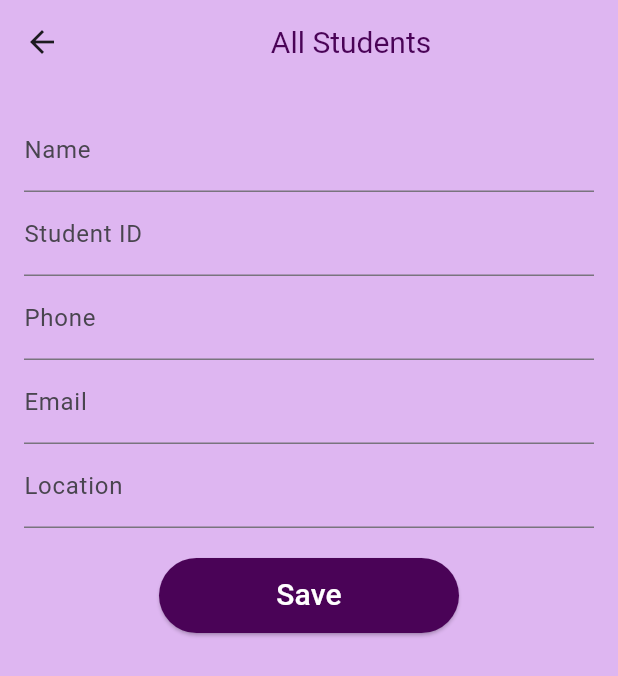
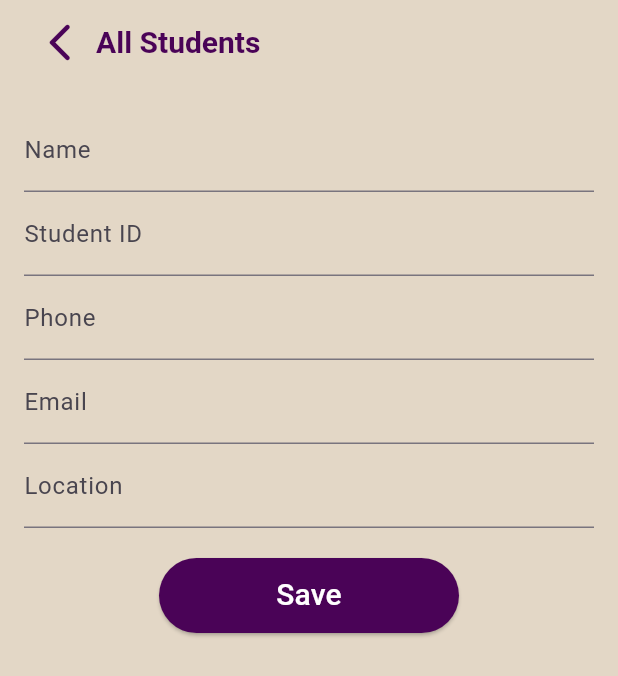
Before and after one commit to Fairooz14/Student_Information_-CRUD-, a Flutter app: the screen it shows after launch, after a tap on "Add Students", on a phone screen of 412 x 824 dp. Shown: the top 676 px of the screen. Run offline on Flutter 3.47's test engine with Material 3 defaults, Android fonts, the phone set to English and light mode, and no system bars; our stand-ins replace sqflite; accounts and stored records are empty.

Commit message:
UI improved and Databse fixed

```diff
--- a/lib/models/student.dart
+++ b/lib/models/student.dart
@@ -1,34 +1,34 @@
 class Student {
   int? id;
-  String name;
-  String studentId;
-  String phone;
-  String email;
-  String location;
+  String? studentId;
+  String? name;
+  String? phone;
+  String? email;
+  String? location;
 
-  Student({this.id, required this.name, required this.studentId, required this.phone, required this.email, required this.location});
+  Student({this.id, this.studentId, this.name, this.phone, this.email, this.location});
 
-  // Convert Student object to Map for database storage
+  // Convert a Student object into a Map object
   Map<String, dynamic> toMap() {
     return {
       'id': id,
-      'name': name,
-      'StudentId': studentId,
-      'phone': phone,
-      'email': email,
-      'location': location,
+      'studentId': studentId ?? '', // Provide default empty strings for null values
+      'name': name ?? '',
+      'phone': phone ?? '',
+      'email': email ?? '',
+      'location': location ?? '',
     };
   }
 
-  // Convert Map to Student object
+  // Extract a Student object from a Map object
   factory Student.fromMap(Map<String, dynamic> map) {
     return Student(
-      id: map['id'],
-      name: map['name'],
-      studentId: map['studentId'],
-      phone: map['phone'],
-      email: map['email'],
-      location: map['location'],
+      id: map['id'] as int?,
+      studentId: map['studentId'] as String?,
+      name: map['name'] as String?,
+      phone: map['phone'] as String?,
+      email: map['email'] as String?,
+      location: map['location'] as String?,
     );
   }
 }
--- a/lib/pages/add_student_page.dart
+++ b/lib/pages/add_student_page.dart
@@ -2,7 +2,12 @@ import 'package:flutter/material.dart';
 import 'package:student_info_crud/db_helper/database_helper.dart';
 import '../models/student.dart';
 
-class AddStudentPage extends StatelessWidget {
+class AddStudentPage extends StatefulWidget {
+  @override
+  _AddStudentPageState createState() => _AddStudentPageState();
+}
+
+class _AddStudentPageState extends State<AddStudentPage> {
   final _formKey = GlobalKey<FormState>();
   final _nameController = TextEditingController();
   final _studentIdController = TextEditingController();
@@ -10,20 +15,52 @@ class AddStudentPage extends StatelessWidget {
   final _emailController = TextEditingController();
   final _locationController = TextEditingController();
 
+  void _saveStudent() async {
+    final name = _nameController.text;
+    final studentId = _studentIdController.text;
+    final phone = _phoneController.text;
+    final email = _emailController.text;
+    final location = _locationController.text;
+
+    final student = Student(
+      name: name,
+      studentId: studentId,
+      phone: phone,
+      email: email,
+      location: location,
+    );
+    await DatabaseHelper().insertStudent(student);
+
+    Navigator.pop(context);
+  }
+
   @override
   Widget build(BuildContext context) {
     return Scaffold(
-      backgroundColor: const Color.fromARGB(255, 222, 182, 241),
+      backgroundColor: const Color.fromARGB(255, 227, 215, 198),
       appBar: AppBar(
-          backgroundColor: const Color.fromARGB(255, 222, 182, 241),
-          title: Center(
-              child: Text(
-            'All Students',
+        automaticallyImplyLeading: false,
+        backgroundColor: const Color.fromARGB(255, 227, 215, 198),
+        title: Row(
+          children: [
+            IconButton(
+              icon: Icon(
+                Icons.arrow_back_ios_new_rounded,
+                color: const Color.fromARGB(255, 74, 3, 87),
+                size: 30,
+              ),
+              onPressed: () {
+                Navigator.pop(context);
+              },
+            ),
+            Text('All Students',
                 style: TextStyle(
                     fontSize: 20,
-              color: const Color.fromARGB(255, 74, 3, 87),
+                    fontWeight: FontWeight.bold,
+                    color: const Color.fromARGB(255, 74, 3, 87))),
+          ],
         ),
-          ))),
+      ),
       body: Padding(
         padding: const EdgeInsets.all(16.0),
         child: Form(
@@ -38,7 +75,8 @@ class AddStudentPage extends StatelessWidget {
                     return 'Please enter a name';
                   }
                   return null;
-                  }),
+                },
+              ),
               TextFormField(
                 controller: _studentIdController,
                 decoration: InputDecoration(labelText: 'Student ID'),
@@ -47,7 +85,8 @@ class AddStudentPage extends StatelessWidget {
                     return 'Please enter your Student Id';
                   }
                   return null;
-                  }),
+                },
+              ),
               TextFormField(
                 controller: _phoneController,
                 decoration: InputDecoration(labelText: 'Phone'),
@@ -56,7 +95,8 @@ class AddStudentPage extends StatelessWidget {
                     return 'Please enter a phone number';
                   }
                   return null;
-                  }),
+                },
+              ),
               TextFormField(
                 controller: _emailController,
                 decoration: InputDecoration(labelText: 'Email'),
@@ -65,7 +105,8 @@ class AddStudentPage extends StatelessWidget {
                     return 'Please enter your email';
                   }
                   return null;
-                  }),
+                },
+              ),
               TextFormField(
                 controller: _locationController,
                 decoration: InputDecoration(labelText: 'Location'),
@@ -74,7 +115,8 @@ class AddStudentPage extends StatelessWidget {
                     return 'Please enter your location';
                   }
                   return null;
-                  }),
+                },
+              ),
               SizedBox(height: 20),
               Container(
                 height: 50,
@@ -86,15 +128,7 @@ class AddStudentPage extends StatelessWidget {
                   ),
                   onPressed: () async {
                     if (_formKey.currentState!.validate()) {
-                      final student = Student(
-                        name: _nameController.text,
-                        studentId: _studentIdController.text,
-                        phone: _phoneController.text,
-                        email: _emailController.text,
-                        location: _locationController.text,
-                      );
-                      await DatabaseHelper().insertStudent(student);
-                      Navigator.pop(context);
+                      _saveStudent();
                     }
                   },
                   child: Text(
--- a/lib/pages/home_page.dart
+++ b/lib/pages/home_page.dart
@@ -6,12 +6,12 @@ class HomePage extends StatelessWidget {
   @override
   Widget build(BuildContext context) {
     return Scaffold(
-      backgroundColor: const Color.fromARGB(255, 222, 182, 241),
+      backgroundColor: const Color.fromARGB(255, 227, 215, 198),
       appBar: AppBar(
-          backgroundColor: const Color.fromARGB(255, 222, 182, 241),
+          backgroundColor: const Color.fromARGB(255, 227, 215, 198),
           title: Center(
               child: Text(
-            'Student Info',
+            'Student Informtaion Dept of CSE',
             style: TextStyle(
               fontSize: 20,
               color: const Color.fromARGB(255, 74, 3, 87),
@@ -21,7 +21,25 @@ class HomePage extends StatelessWidget {
         child: Column(
           mainAxisAlignment: MainAxisAlignment.center,
           children: [
-
+            Container(
+              height: 300,
+              width: 400,
+              decoration: BoxDecoration(
+                // color: const Color.fromARGB(255, 74, 3, 87),
+                borderRadius: BorderRadius.circular(10),
+                image: DecorationImage(
+                  image: AssetImage('assests/images/campus.png'),
+                  fit: BoxFit.cover,
+                ),
+              ),
+            ),
+            SizedBox(height: 20),
+            Text('International University',
+                style: TextStyle(
+                  fontSize: 24,
+                  color: const Color.fromARGB(255, 74, 3, 87),
+                )),
+            SizedBox(height: 50),
             Container(
               height: 50,
               width: 200,
@@ -54,7 +72,6 @@ class HomePage extends StatelessWidget {
               width: 200,
               child: ElevatedButton(
                 style: ElevatedButton.styleFrom(
-
                   backgroundColor: const Color.fromARGB(255, 74, 3, 87),
                   foregroundColor: Colors.white,
                 ),
--- a/pubspec.yaml
+++ b/pubspec.yaml
@@ -62,8 +62,8 @@ flutter:
   uses-material-design: true
 
   # To add assets to your application, add an assets section, like this:
-  # assets:
-  #   - images/a_dot_burr.jpeg
+  assets:
+    - assests/images/campus.png
   #   - images/a_dot_ham.jpeg
 
   # An image asset can refer to one or more resolution-specific "variants", see
```
Also changed, not shown: lib/db_helper/database_helper.dart (+33 -5 lines), lib/pages/student_detail_page.dart (+26 -4 lines), lib/pages/view_student_page.dart (+56 -16 lines), assests/images/campus.png (added). Lines whose indentation alone changed are shown as unchanged.
